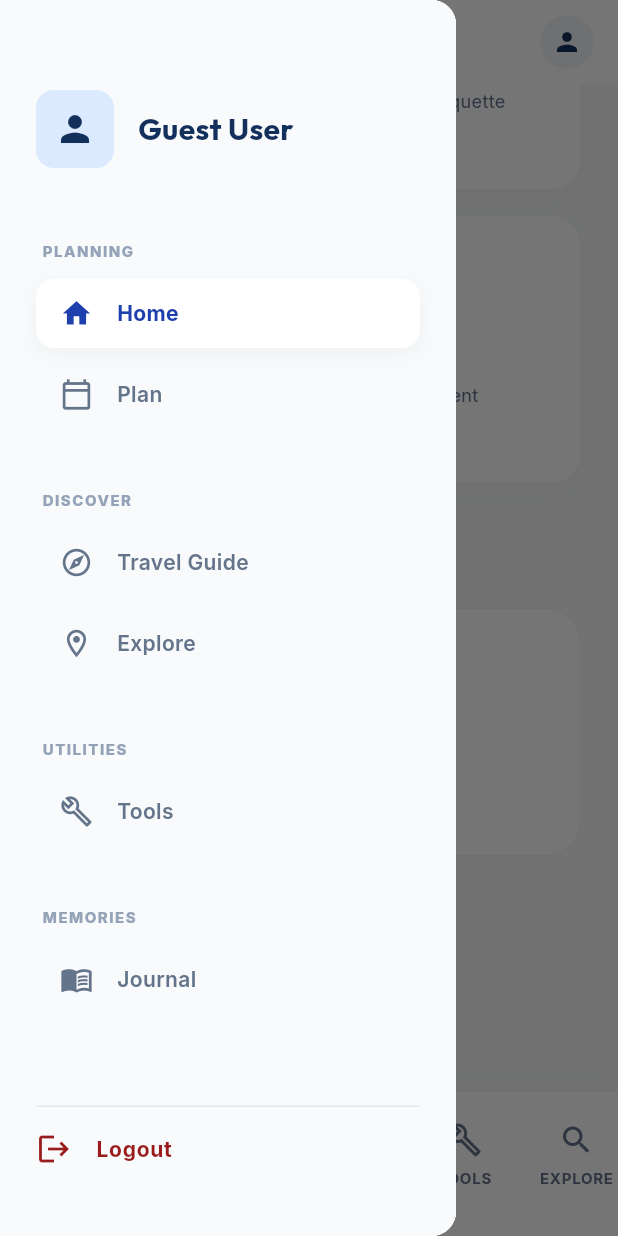
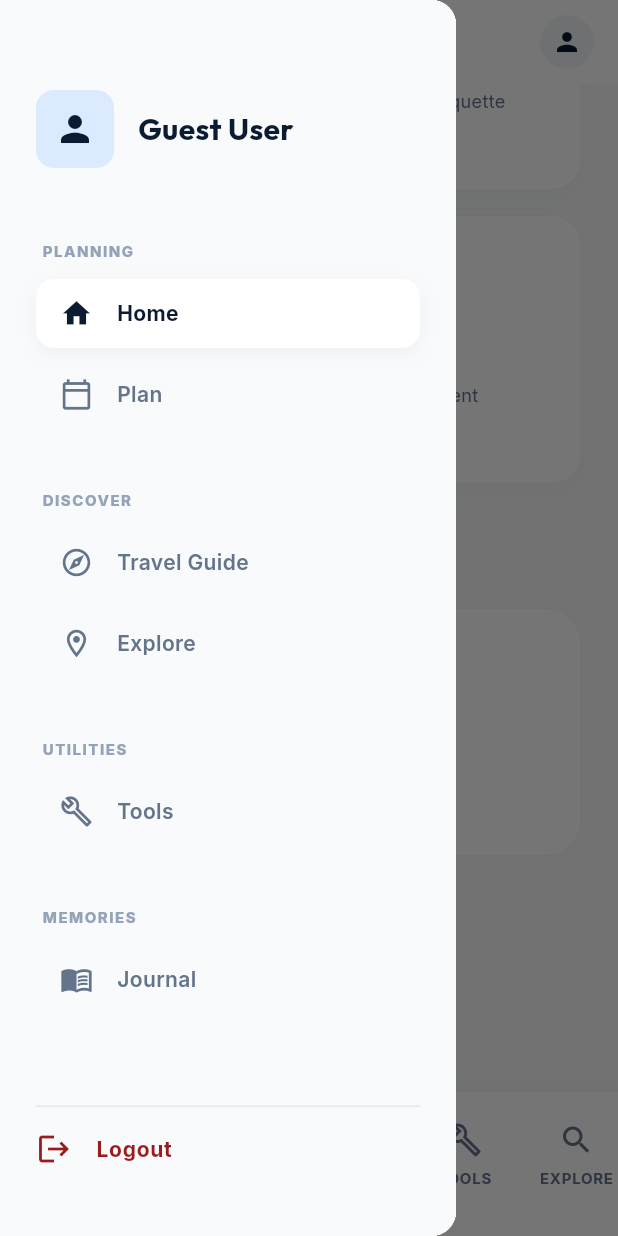
Before and after one commit to Rayhan-Arrazy/Wayfarer-Travel, a Flutter app: the screen it shows after launch, scrolled down 302 dp, after a tap on the "menu" icon, on a phone screen of 412 x 824 dp. Run offline on Flutter 3.47's test engine with Material 3 defaults, Android fonts, the phone set to English and light mode, and no system bars; our stand-ins replace cached_network_image, dio, flutter_map, flutter_tts, geolocator, google_fonts and 2 more; missing offline and left inert: translator; accounts and stored records are empty; network calls fail.

Commit message:
color and map

```diff
--- a/wayfarer/lib/config/theme.dart
+++ b/wayfarer/lib/config/theme.dart
@@ -3,7 +3,7 @@ import 'package:google_fonts/google_fonts.dart';
 
 class AppTheme {
   // Brand Colors - Premium Navy & Gold/Orange
-  static const Color primaryColor = Color(0xFF1E2E46); // Deep Navy
+  static const Color primaryColor = Color(0xFF0B1B32); // Ultra-Deep Navy (Brand Logo)
   static const Color accentColor = Color(0xFFFF6D00); // Vibrant Orange
   static const Color secondaryColor = Color(0xFF64B5F6); // Soft Blue
 
@@ -21,7 +21,7 @@ class AppTheme {
 
   // Gradients
   static const LinearGradient primaryGradient = LinearGradient(
-    colors: [primaryColor, Color(0xFF2D4362)],
+    colors: [primaryColor, Color(0xFF0B1B32)], // Brand Navy to Nuance Navy
     begin: Alignment.topLeft,
     end: Alignment.bottomRight,
   );
--- a/wayfarer/lib/screens/home/home_screen.dart
+++ b/wayfarer/lib/screens/home/home_screen.dart
@@ -42,14 +42,17 @@ class _HomeScreenState extends State<HomeScreen> {
         currentIndex: currentIndex,
         onTabSelected: (index) => nav.setIndex(index),
       ),
-      body: _tabs[currentIndex],
+      body: IndexedStack(
+        index: currentIndex,
+        children: _tabs,
+      ),
       floatingActionButton: currentIndex == 3 ? FloatingActionButton(
         onPressed: () => Navigator.pushNamed(context, AppRoutes.journalAdd),
-        backgroundColor: const Color(0xFF1E40AF),
+        backgroundColor: const Color(0xFF0B1B32),
         child: const Icon(Icons.add, color: Colors.white),
       ) : (currentIndex == 1 ? FloatingActionButton(
         onPressed: () => Navigator.pushNamed(context, AppRoutes.createTrip),
-        backgroundColor: const Color(0xFF1E40AF),
+        backgroundColor: const Color(0xFF0B1B32),
         child: const Icon(Icons.add, color: Colors.white),
       ) : null),
       bottomNavigationBar: _buildBottomNav(currentIndex, nav),
@@ -94,9 +97,9 @@ class _HomeScreenState extends State<HomeScreen> {
         child: Column(
           mainAxisSize: MainAxisSize.min,
           children: [
-            Icon(isActive ? activeIcon : icon, color: isActive ? const Color(0xFF1E40AF) : const Color(0xFF64748B), size: 24),
+            Icon(isActive ? activeIcon : icon, color: isActive ? const Color(0xFF0B1B32) : const Color(0xFF64748B), size: 24),
             const SizedBox(height: 6),
-            Text(label, style: GoogleFonts.inter(fontSize: 10, fontWeight: isActive ? FontWeight.w900 : FontWeight.bold, color: isActive ? const Color(0xFF1E40AF) : const Color(0xFF64748B), letterSpacing: 0.5)),
+            Text(label, style: GoogleFonts.inter(fontSize: 10, fontWeight: isActive ? FontWeight.w900 : FontWeight.bold, color: isActive ? const Color(0xFF0B1B32) : const Color(0xFF64748B), letterSpacing: 0.5)),
           ],
         ),
       ),
--- a/wayfarer/lib/screens/map/explore_tab.dart
+++ b/wayfarer/lib/screens/map/explore_tab.dart
@@ -24,13 +24,6 @@ class _ExploreTabState extends State<ExploreTab> {
     _loadNearbyData();
   }
 
-  // Load when the widget is rebuilt (e.g. coming back from map)
-  @override
-  void didUpdateWidget(ExploreTab oldWidget) {
-    super.didUpdateWidget(oldWidget);
-    _loadNearbyData();
-  }
-
   Future<void> _loadNearbyData() async {
     if (!mounted) return;
 
@@ -40,20 +33,38 @@ class _ExploreTabState extends State<ExploreTab> {
         permission = await Geolocator.requestPermission();
       }
 
-      // Use high accuracy but with a small time limit to ensure responsiveness
+      // 1. QUICK START: Use last known position if available for instant load
+      final lastPos = await Geolocator.getLastKnownPosition();
+      if (lastPos != null && _currentPosition == null) {
+        setState(() {
+          _currentPosition = lastPos;
+          _isLoading = true;
+        });
+        _fetchAndDisplay(lastPos);
+      }
+
+      // 2. ACCURATE UPDATE: Get fresh position in background
       final pos = await Geolocator.getCurrentPosition(
-        desiredAccuracy: LocationAccuracy.high,
-        timeLimit: const Duration(seconds: 5),
+        desiredAccuracy: LocationAccuracy.medium, // Medium is faster than High
+        timeLimit: const Duration(seconds: 4),
       );
 
       if (!mounted) return;
       setState(() {
         _currentPosition = pos;
-        _isLoading = true; // Trigger loader while fetching API
+        _isLoading = true;
       });
 
-      // Fetch within strictly 500M as requested
-      final response = await _api.getNearbyPlaces(pos.latitude, pos.longitude, 'all', radius: 500);
+      await _fetchAndDisplay(pos);
+    } catch (e) {
+      debugPrint('ExploreTab Load Error: $e');
+      if (mounted) setState(() => _isLoading = false);
+    }
+  }
+
+  Future<void> _fetchAndDisplay(Position pos) async {
+    try {
+      final response = await _api.getNearbyPlaces(pos.latitude, pos.longitude, 'all', radius: 3000);
       final List<dynamic> elements = response.data['elements'] ?? [];
 
       Map<String, List<Map<String, dynamic>>> newCategorizedItems = {
@@ -70,9 +81,9 @@ class _ExploreTabState extends State<ExploreTab> {
       for (var e in elements) {
         final tags = e['tags'] ?? {};
 
-        // FILTER: Only show places with a proper name/brand to avoid generic dots
-        final name = tags['name'] ?? tags['brand'] ?? tags['operator'];
-        if (name == null) continue;
+        // FILTER: Fallback to amenity/tourism type if name is missing to ensure POIs are shown
+        final name = tags['name'] ?? tags['brand'] ?? tags['operator'] ?? _getSubtitle(tags).split('•').first.trim();
+        if (name.isEmpty) continue;
 
         final lat = (e['lat'] ?? e['center']?['lat'])?.toDouble() ?? 0.0;
         final lon = (e['lon'] ?? e['center']?['lon'])?.toDouble() ?? 0.0;
@@ -193,10 +204,10 @@ class _ExploreTabState extends State<ExploreTab> {
                          Container(
                            padding: const EdgeInsets.all(12),
                            decoration: BoxDecoration(color: const Color(0xFFEFF6FF), borderRadius: BorderRadius.circular(12)),
-                           child: const Icon(Icons.map, color: Color(0xFF132F5C), size: 32),
+                           child: const Icon(Icons.map, color: Color(0xFF0B1B32), size: 32),
                          ),
                          const SizedBox(height: 24),
-                         Text('Nearby Explorer', style: GoogleFonts.outfit(fontSize: 28, fontWeight: FontWeight.bold, color: const Color(0xFF1E2E46))),
+                         Text('Nearby Explorer', style: GoogleFonts.outfit(fontSize: 28, fontWeight: FontWeight.bold, color: const Color(0xFF0B1B32))),
                          const SizedBox(height: 8),
                          Text('ESSENTIAL DATA IN YOUR AREA', style: GoogleFonts.inter(fontSize: 10, fontWeight: FontWeight.w800, color: const Color(0xFF64748B), letterSpacing: 1.5)),
                          const SizedBox(height: 24),
@@ -206,7 +217,7 @@ class _ExploreTabState extends State<ExploreTab> {
                            child: ElevatedButton(
                               onPressed: () => Navigator.pushNamed(context, AppRoutes.map),
                               style: ElevatedButton.styleFrom(
-                                backgroundColor: const Color(0xFF132F5C),
+                                backgroundColor: const Color(0xFF0B1B32),
                                 foregroundColor: Colors.white,
                                 elevation: 0,
                                 shape: RoundedRectangleBorder(borderRadius: BorderRadius.circular(12)),
@@ -225,7 +236,7 @@ class _ExploreTabState extends State<ExploreTab> {
                     children: [
                       Row(
                         children: [
-                          Text('What matters\nnearby', style: GoogleFonts.outfit(fontSize: 24, fontWeight: FontWeight.bold, color: const Color(0xFF1E2E46), height: 1.1)),
+                          Text('What matters\nnearby', style: GoogleFonts.outfit(fontSize: 24, fontWeight: FontWeight.bold, color: const Color(0xFF0B1B32), height: 1.1)),
                           const SizedBox(width: 12),
                           Container(
                             padding: const EdgeInsets.symmetric(horizontal: 10, vertical: 5),
@@ -237,7 +248,7 @@ class _ExploreTabState extends State<ExploreTab> {
                       Column(
                         crossAxisAlignment: CrossAxisAlignment.end,
                         children: [
-                          Text('500M RADIUS ACTIVE', style: GoogleFonts.inter(fontSize: 8, fontWeight: FontWeight.w900, color: const Color(0xFFEF4444), letterSpacing: 1.0)),
+                          Text('3KM RADIUS ACTIVE', style: GoogleFonts.inter(fontSize: 8, fontWeight: FontWeight.w900, color: const Color(0xFFEF4444), letterSpacing: 1.0)),
                           Text(
                             _currentPosition != null
                             ? '${_currentPosition!.latitude.toStringAsFixed(4)} N, ${_currentPosition!.longitude.toStringAsFixed(4)} E'
@@ -254,7 +265,7 @@ class _ExploreTabState extends State<ExploreTab> {
                   if (_isLoading)
                     const Center(child: Padding(
                       padding: EdgeInsets.symmetric(vertical: 40),
-                      child: CircularProgressIndicator(color: Color(0xFF132F5C)),
+                      child: CircularProgressIndicator(color: Color(0xFF0B1B32)),
                     ))
                   else if (_categorizedItems.isEmpty)
                     Center(child: Padding(
@@ -320,13 +331,13 @@ class _ExploreTabState extends State<ExploreTab> {
                    Row(
                      mainAxisAlignment: MainAxisAlignment.spaceBetween,
                      children: [
-                       Flexible(child: Text(item['title'], style: GoogleFonts.outfit(fontSize: 18, fontWeight: FontWeight.bold, color: const Color(0xFF1E2E46)), overflow: TextOverflow.ellipsis)),
-                       Text(item['distanceText'], style: GoogleFonts.inter(fontSize: 12, fontWeight: FontWeight.bold, color: const Color(0xFF1E2E46))),
+                       Flexible(child: Text(item['title'], style: GoogleFonts.outfit(fontSize: 18, fontWeight: FontWeight.bold, color: const Color(0xFF0B1B32)), overflow: TextOverflow.ellipsis)),
+                       Text(item['distanceText'], style: GoogleFonts.inter(fontSize: 12, fontWeight: FontWeight.bold, color: const Color(0xFF0B1B32))),
                      ],
                    ),
                    Text(item['subtitle'], style: GoogleFonts.inter(fontSize: 14, color: const Color(0xFF64748B))),
                    const SizedBox(height: 4),
-                   Text(item['badge'], style: GoogleFonts.inter(fontSize: 9, fontWeight: FontWeight.w900, color: const Color(0xFF1E40AF), letterSpacing: 0.5)),
+                   Text(item['badge'], style: GoogleFonts.inter(fontSize: 9, fontWeight: FontWeight.w900, color: const Color(0xFF0B1B32), letterSpacing: 0.5)),
                  ],
                ),
              ),
--- a/wayfarer/lib/screens/plan/plan_tab.dart
+++ b/wayfarer/lib/screens/plan/plan_tab.dart
@@ -42,7 +42,7 @@ class _PlanTabState extends State<PlanTab> {
               children: [
             Text('WORKSPACE', style: GoogleFonts.inter(fontSize: 12, fontWeight: FontWeight.w800, color: const Color(0xFF64748B), letterSpacing: 1.0)),
             const SizedBox(height: 8),
-            Text('Trip Planning Hub', style: GoogleFonts.outfit(fontSize: 32, fontWeight: FontWeight.bold, color: const Color(0xFF1E2E46))),
+            Text('Trip Planning Hub', style: GoogleFonts.outfit(fontSize: 32, fontWeight: FontWeight.bold, color: const Color(0xFF0B1B32))),
             const SizedBox(height: 24),
 
             _buildNewJourneyButton(context),
@@ -50,9 +50,9 @@ class _PlanTabState extends State<PlanTab> {
             const SizedBox(height: 48),
             Row(
               children: [
-                const Icon(Icons.airplanemode_active, color: Color(0xFF132F5C), size: 20),
+                const Icon(Icons.airplanemode_active, color: Color(0xFF0B1B32), size: 20),
                 const SizedBox(width: 12),
-                Text('Active & Upcoming Trips', style: GoogleFonts.outfit(fontSize: 20, fontWeight: FontWeight.bold, color: const Color(0xFF1E2E46))),
+                Text('Active & Upcoming Trips', style: GoogleFonts.outfit(fontSize: 20, fontWeight: FontWeight.bold, color: const Color(0xFF0B1B32))),
               ],
             ),
             const SizedBox(height: 24),
@@ -80,7 +80,7 @@ class _PlanTabState extends State<PlanTab> {
         icon: const Icon(Icons.add, color: Colors.white),
         label: Text('New Journey', style: GoogleFonts.inter(fontSize: 16, fontWeight: FontWeight.bold, color: Colors.white)),
         style: ElevatedButton.styleFrom(
-          backgroundColor: const Color(0xFF4A6083),
+          backgroundColor: const Color(0xFF0B1B32),
           elevation: 4,
           shape: RoundedRectangleBorder(borderRadius: BorderRadius.circular(12)),
         ),
@@ -102,7 +102,7 @@ class _PlanTabState extends State<PlanTab> {
           border: Border.all(color: const Color(0xFFF1F5F9)),
           boxShadow: [
             BoxShadow(
-              color: const Color(0xFF1E2E46).withOpacity(0.05),
+              color: const Color(0xFF0B1B32).withOpacity(0.05),
               blurRadius: 10,
               offset: const Offset(0, 4),
             ),
--- a/wayfarer/lib/widgets/wayfarer_app_bar.dart
+++ b/wayfarer/lib/widgets/wayfarer_app_bar.dart
@@ -25,18 +25,18 @@ class WayfarerAppBar extends StatelessWidget implements PreferredSizeWidget {
       leading: showMenu
           ? IconButton(
               onPressed: () => Scaffold.of(context).openDrawer(),
-              icon: const Icon(Icons.menu, color: Color(0xFF132F5C)),
+              icon: const Icon(Icons.menu, color: Color(0xFF0B1B32)),
             )
           : IconButton(
               onPressed: onBack ?? () => Navigator.pop(context),
-              icon: const Icon(Icons.arrow_back, color: Color(0xFF132F5C)),
+              icon: const Icon(Icons.arrow_back, color: Color(0xFF0B1B32)),
             ),
       title: Text(
         'Wayfarer',
         style: GoogleFonts.outfit(
           fontSize: 22,
           fontWeight: FontWeight.w800,
-          color: const Color(0xFF132F5C),
+          color: const Color(0xFF0B1B32),
           letterSpacing: -0.5,
         ),
       ),
@@ -48,7 +48,7 @@ class WayfarerAppBar extends StatelessWidget implements PreferredSizeWidget {
             child: CircleAvatar(
               radius: 18,
               backgroundColor: Color(0xFFF1F5F9),
-              child: Icon(Icons.person, color: Color(0xFF132F5C), size: 20),
+              child: Icon(Icons.person, color: Color(0xFF0B1B32), size: 20),
             ),
           ),
         if (!showProfile && extraActions == null)
--- a/wayfarer/lib/widgets/wayfarer_drawer.dart
+++ b/wayfarer/lib/widgets/wayfarer_drawer.dart
@@ -35,7 +35,7 @@ class WayfarerDrawer extends StatelessWidget {
                     color: const Color(0xFFDBEAFE),
                     borderRadius: BorderRadius.circular(12),
                   ),
-                  child: const Icon(Icons.person, color: Color(0xFF132F5C), size: 28),
+                  child: const Icon(Icons.person, color: Color(0xFF0B1B32), size: 28),
                 ),
                 const SizedBox(width: 16),
                 Expanded(
@@ -44,7 +44,7 @@ class WayfarerDrawer extends StatelessWidget {
                     style: GoogleFonts.outfit(
                       fontSize: 20,
                       fontWeight: FontWeight.bold,
-                      color: const Color(0xFF132F5C)
+                      color: const Color(0xFF0B1B32)
                     ),
                     overflow: TextOverflow.ellipsis,
                   ),
@@ -123,9 +123,9 @@ class WayfarerDrawer extends StatelessWidget {
         ),
         child: Row(
           children: [
-            Icon(isActive ? activeIcon : icon, color: isActive ? const Color(0xFF1E40AF) : const Color(0xFF64748B), size: 22),
+            Icon(isActive ? activeIcon : icon, color: isActive ? const Color(0xFF0B1B32) : const Color(0xFF64748B), size: 22),
             const SizedBox(width: 16),
-            Text(label, style: GoogleFonts.inter(fontSize: 14, fontWeight: isActive ? FontWeight.bold : FontWeight.w600, color: isActive ? const Color(0xFF1E40AF) : const Color(0xFF64748B))),
+            Text(label, style: GoogleFonts.inter(fontSize: 14, fontWeight: isActive ? FontWeight.bold : FontWeight.w600, color: isActive ? const Color(0xFF0B1B32) : const Color(0xFF64748B))),
           ],
         ),
       ),
```
Also changed, not shown: wayfarer/lib/screens/journal/add_journal_screen.dart (+7 -7 lines), wayfarer/lib/screens/map/map_screen.dart (+33 -18 lines), 1 other file.
